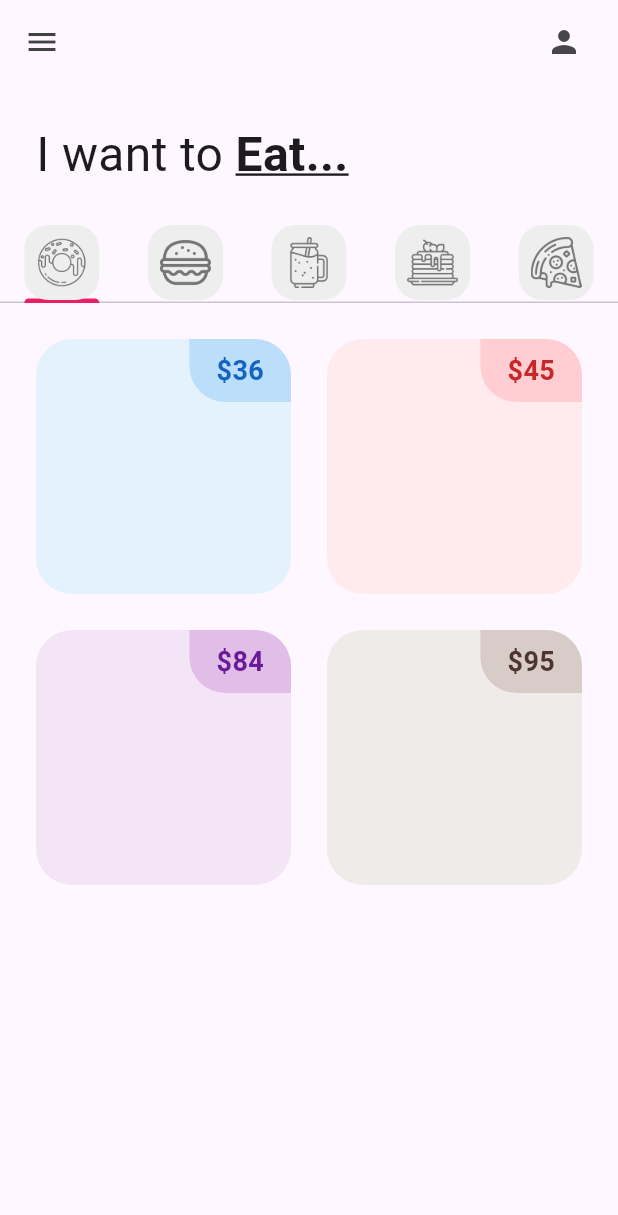
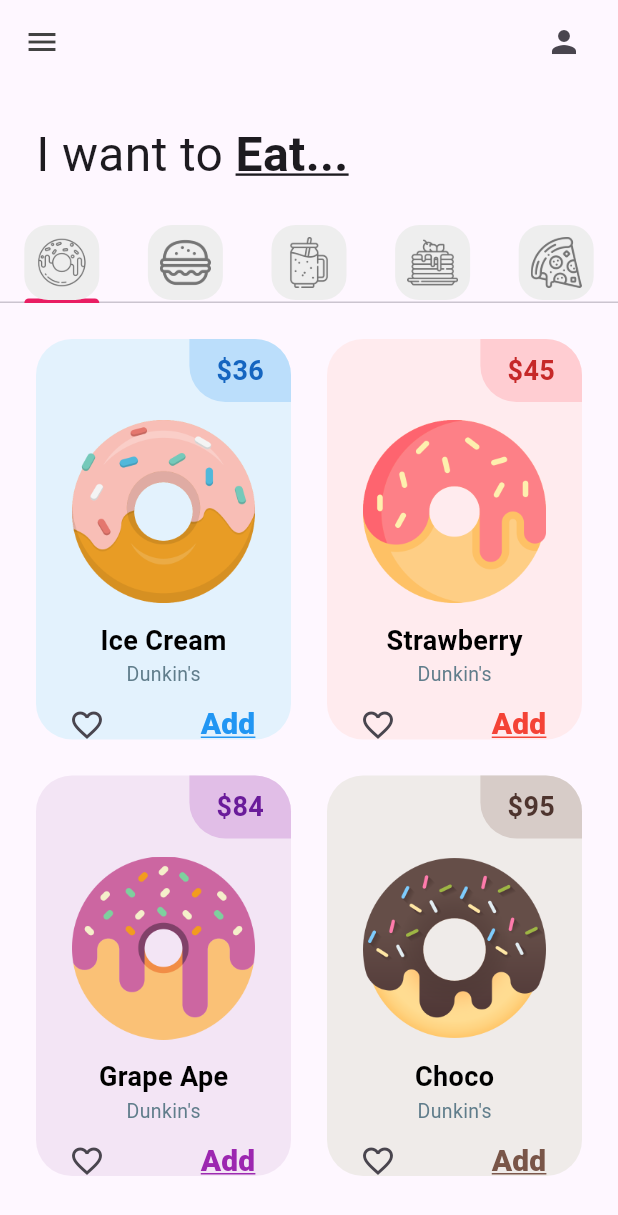
Before and after one commit to emilianoperez7/donut_app_4sa, a Flutter app: the screen it shows after launch, on a phone screen of 412 x 824 dp. Shown: the top 1215 px of the screen. Run offline on Flutter 3.47's test engine with Material 3 defaults, Android fonts, the phone set to English and light mode, and no system bars.

Commit message:
DonutTile finished (my design)

```diff
--- a/lib/tabs/donut_tab.dart
+++ b/lib/tabs/donut_tab.dart
@@ -19,7 +19,9 @@ class DonutTab extends StatelessWidget {
       //Prepa 1
       gridDelegate: SliverGridDelegateWithFixedCrossAxisCount(
           //Número de columnas
-          crossAxisCount: 2),
+          crossAxisCount: 2,
+          //Proporción entre ancho y alto
+          childAspectRatio: 1 / 1.5),
       //¿Cuántos elementos va a tener?
       itemCount: 4,
       padding: const EdgeInsets.all(12),
--- a/lib/utils/donut_tile.dart
+++ b/lib/utils/donut_tile.dart
@@ -46,9 +46,48 @@ class DonutTile extends StatelessWidget {
                           fontSize: 18,
                           color: donutColor[800]),
                     ),
-                  )
+                  ),
                 ],
-              )
+              ),
+              //Donut price
+              Padding(
+                padding:
+                    const EdgeInsets.symmetric(horizontal: 24, vertical: 12),
+                child: Image.asset(imageName),
+              ),
+              //Donut flavor
+              Text(donutFlavor,
+                  style: TextStyle(
+                      fontWeight: FontWeight.bold,
+                      fontSize: 18,
+                      color: Colors.black)),
+              Text('Dunkin\'s',
+                  style: TextStyle(fontSize: 13, color: Colors.blueGrey)),
+              //Icons
+              Row(
+                mainAxisAlignment: MainAxisAlignment.spaceBetween,
+                children: [
+                  Padding(
+                    padding: const EdgeInsets.only(left: 10),
+                    child: IconButton(
+                      onPressed: () {},
+                      icon: const Icon(Icons.favorite_border_outlined),
+                    ),
+                  ),
+                  Padding(
+                    padding: const EdgeInsets.only(right: 10),
+                    child: TextButton(
+                        onPressed: () {},
+                        child: Text('Add',
+                            style: TextStyle(
+                                fontSize: 20,
+                                fontWeight: FontWeight.w900,
+                                color: donutColor,
+                                decoration: TextDecoration.underline,
+                                decorationColor: donutColor))),
+                  ),
+                ],
+              ),
             ],
           )),
     );
```
